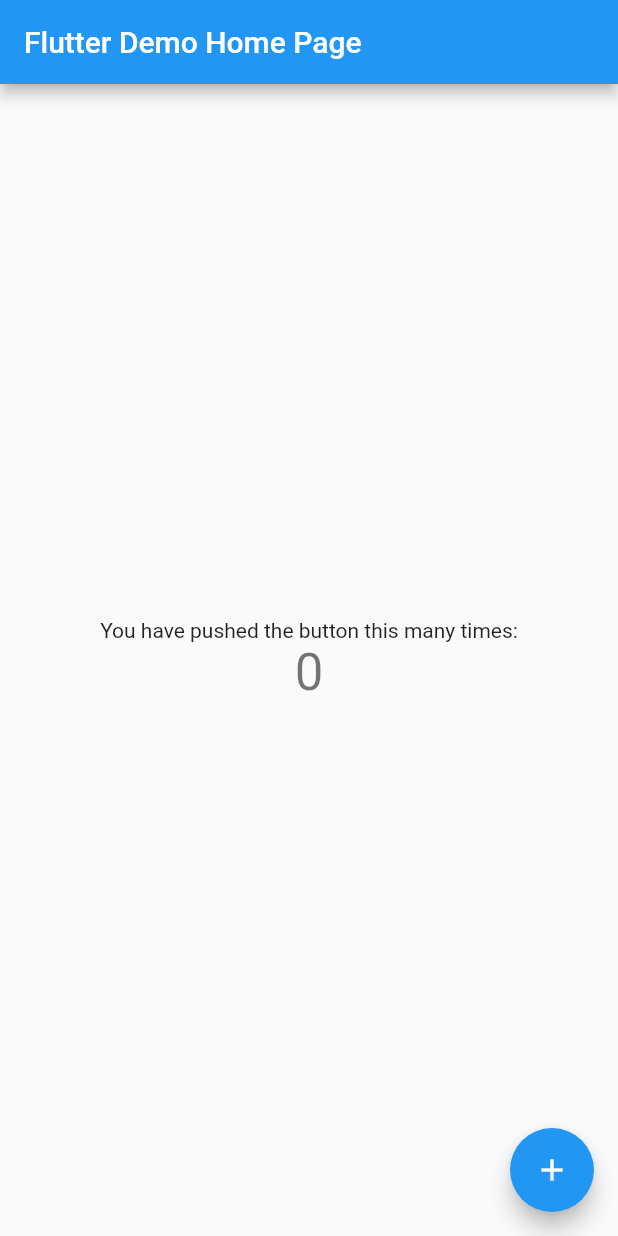
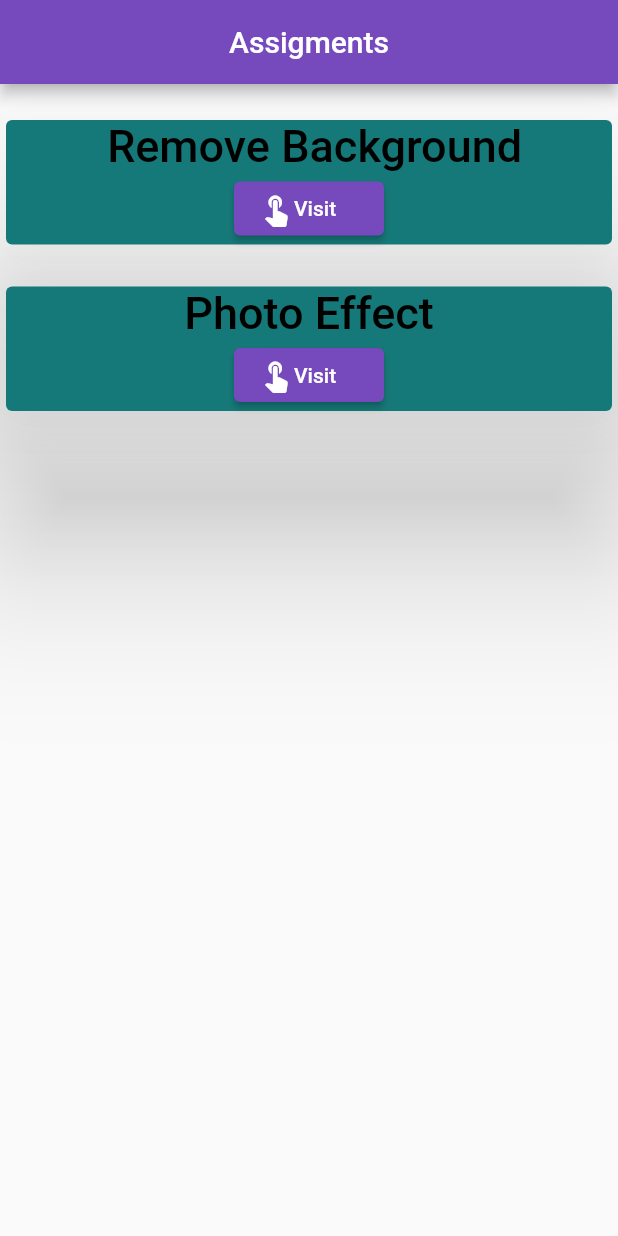
Before and after one commit to random-ray456/PhotoEditing, a Flutter app: the screen it shows after launch, on a phone screen of 412 x 824 dp. Run offline on Flutter 3.47's test engine with Material 2 defaults, Android fonts, the light colour scheme and no system bars; our stand-ins replace image_picker, permission_handler, screenshot; missing offline and left inert: photofilters.

Commit message:
some changes

```diff
--- a/photo_editing_mini_project/lib/main.dart
+++ b/photo_editing_mini_project/lib/main.dart
@@ -1,115 +1,17 @@
 import 'package:flutter/material.dart';
+import 'package:remove_bg_example/menu_bar.dart';
 
-void main() {
-  runApp(const MyApp());
-}
+void main() => runApp(const MyApp());
 
 class MyApp extends StatelessWidget {
   const MyApp({super.key});
 
-  // This widget is the root of your application.
   @override
   Widget build(BuildContext context) {
-    return MaterialApp(
-      title: 'Flutter Demos',
-      theme: ThemeData(
-        // This is the theme of your application.
-        //
-        // Try running your application with "flutter run". You'll see the
-        // application has a blue toolbar. Then, without quitting the app, try
-        // changing the primarySwatch below to Colors.green and then invoke
-        // "hot reload" (press "r" in the console where you ran "flutter run",
-        // or simply save your changes to "hot reload" in a Flutter IDE).
-        // Notice that the counter didn't reset back to zero; the application
-        // is not restarted.
-        primarySwatch: Colors.blue,
-      ),
-      home: const MyHomePage(title: 'Flutter Demo Home Page'),
+    return const MaterialApp(
+      debugShowCheckedModeBanner: false,
+      title: 'Demo',
+      home: MenuBar(),
     );
   }
 }
-
-class MyHomePage extends StatefulWidget {
-  const MyHomePage({super.key, required this.title});
-
-  // This widget is the home page of your application. It is stateful, meaning
-  // that it has a State object (defined below) that contains fields that affect
-  // how it looks.
-
-  // This class is the configuration for the state. It holds the values (in this
-  // case the title) provided by the parent (in this case the App widget) and
-  // used by the build method of the State. Fields in a Widget subclass are
-  // always marked "final".
-
-  final String title;
-
-  @override
-  State<MyHomePage> createState() => _MyHomePageState();
-}
-
-class _MyHomePageState extends State<MyHomePage> {
-  int _counter = 0;
-
-  void _incrementCounter() {
-    setState(() {
-      // This call to setState tells the Flutter framework that something has
-      // changed in this State, which causes it to rerun the build method below
-      // so that the display can reflect the updated values. If we changed
-      // _counter without calling setState(), then the build method would not be
-      // called again, and so nothing would appear to happen.
-      _counter++;
-    });
-  }
-
-  @override
-  Widget build(BuildContext context) {
-    // This method is rerun every time setState is called, for instance as done
-    // by the _incrementCounter method above.
-    //
-    // The Flutter framework has been optimized to make rerunning build methods
-    // fast, so that you can just rebuild anything that needs updating rather
-    // than having to individually change instances of widgets.
-    return Scaffold(
-      appBar: AppBar(
-        // Here we take the value from the MyHomePage object that was created by
-        // the App.build method, and use it to set our appbar title.
-        title: Text(widget.title),
-      ),
-      body: Center(
-        // Center is a layout widget. It takes a single child and positions it
-        // in the middle of the parent.
-        child: Column(
-          // Column is also a layout widget. It takes a list of children and
-          // arranges them vertically. By default, it sizes itself to fit its
-          // children horizontally, and tries to be as tall as its parent.
-          //
-          // Invoke "debug painting" (press "p" in the console, choose the
-          // "Toggle Debug Paint" action from the Flutter Inspector in Android
-          // Studio, or the "Toggle Debug Paint" command in Visual Studio Code)
-          // to see the wireframe for each widget.
-          //
-          // Column has various properties to control how it sizes itself and
-          // how it positions its children. Here we use mainAxisAlignment to
-          // center the children vertically; the main axis here is the vertical
-          // axis because Columns are vertical (the cross axis would be
-          // horizontal).
-          mainAxisAlignment: MainAxisAlignment.center,
-          children: <Widget>[
-            const Text(
-              'You have pushed the button this many times:',
-            ),
-            Text(
-              '$_counter',
-              style: Theme.of(context).textTheme.headline4,
-            ),
-          ],
-        ),
-      ),
-      floatingActionButton: FloatingActionButton(
-        onPressed: _incrementCounter,
-        tooltip: 'Increment',
-        child: const Icon(Icons.add),
-      ), // This trailing comma makes auto-formatting nicer for build methods.
-    );
-  }
-}
--- /dev/null
+++ b/photo_editing_mini_project/lib/menu_bar.dart
@@ -0,0 +1,120 @@
+import 'package:flutter/material.dart';
+import 'package:remove_bg_example/filters.dart';
+import 'package:remove_bg_example/remove_bg.dart';
+
+class MenuBar extends StatefulWidget {
+  const MenuBar({super.key});
+
+  @override
+  State<MenuBar> createState() => _MenuBarState();
+}
+
+class _MenuBarState extends State<MenuBar> {
+  @override
+  Widget build(BuildContext context) {
+    return Scaffold(
+      appBar: AppBar(
+        centerTitle: true,
+        title: const Text(
+          'Assigments',
+        ),
+        backgroundColor: const Color(0xff764abc),
+      ),
+      body: Center(
+        child: Column(
+          // mainAxisAlignment: MainAxisAlignment.spaceEvenly,
+          children: [
+            Padding(
+              padding: const EdgeInsets.only(top: 20),
+              child: Card(
+                elevation: 50,
+                shadowColor: Colors.black,
+                color: const Color.fromARGB(255, 22, 121, 121),
+                child: Column(
+                  children: [
+                    const Center(
+                      child: Text(
+                        ' Remove Background',
+                        style: TextStyle(
+                          fontSize: 30,
+                          color: Colors.black,
+                          fontWeight: FontWeight.w500,
+                        ),
+                      ),
+                    ),
+                    SizedBox(
+                      width: 100,
+                      child: ElevatedButton(
+                        onPressed: () {
+                          Navigator.push(
+                            context,
+                            MaterialPageRoute(
+                                builder: (context) => const RemoveBackground()),
+                          );
+                        },
+                        style: ButtonStyle(
+                            backgroundColor: MaterialStateProperty.all(
+                                const Color(0xff764abc))),
+                        child: Row(
+                          children: const [
+                            Icon(Icons.touch_app),
+                            Text('Visit')
+                          ],
+                        ),
+                      ),
+                    )
+                  ],
+                ),
+              ),
+            ),
+            Padding(
+              padding: const EdgeInsets.only(top: 20),
+              child: Card(
+                elevation: 50,
+                shadowColor: Colors.black,
+                color: const Color.fromARGB(255, 22, 121, 121),
+                child: Column(
+                  children: [
+                    const SizedBox(
+                      child: Center(
+                        child: Text(
+                          'Photo Effect',
+                          style: TextStyle(
+                            fontSize: 30,
+                            color: Colors.black,
+                            fontWeight: FontWeight.w500,
+                          ),
+                        ),
+                      ),
+                    ),
+                    SizedBox(
+                      width: 100,
+                      child: ElevatedButton(
+                        onPressed: () {
+                          Navigator.push(
+                            context,
+                            MaterialPageRoute(
+                                builder: (context) => const ImageCodeFiltter()),
+                          );
+                        },
+                        style: ButtonStyle(
+                            backgroundColor: MaterialStateProperty.all(
+                                const Color(0xff764abc))),
+                        child: Row(
+                          children: const [
+                            Icon(Icons.touch_app),
+                            Text('Visit')
+                          ],
+                        ),
+                      ),
+                    )
+                  ],
+                ),
+              ),
+            ),
+          ],
+        ),
+      ),
+    );
+  }
+}
```
Also changed, not shown: photo_editing_mini_project/lib/api_client.dart (added, +19 -0 lines), photo_editing_mini_project/lib/filters.dart (added, +78 -0 lines), photo_editing_mini_project/lib/remove_bg.dart (added, +113 -0 lines), photo_editing_mini_project/pubspec.yaml (+11 -6 lines), photo_editing_mini_project/pubspec.lock, 2 other files.
